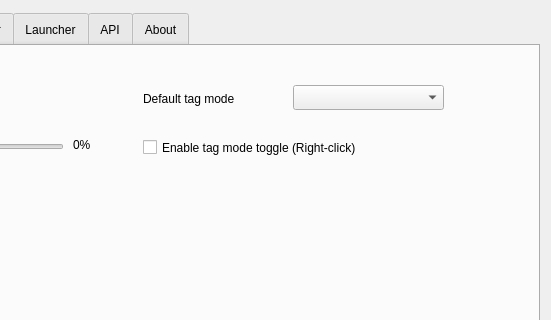
First picture: the form in ui/settingsdialog.ui, repository yani/keeperfx-launcher-qt, before the edit; both pictures show x 320 to 871 and y 0 to 320 of the 871 by 573 pixel window.
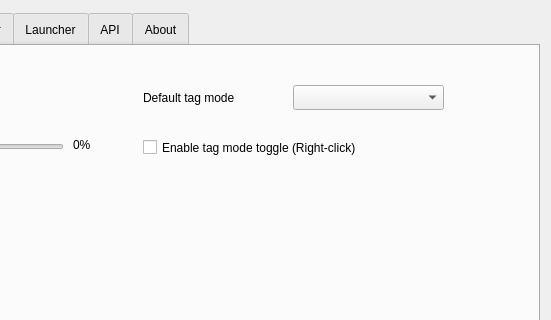
Second picture: the form after the edit. The open tabs and pages were chosen to show the change. Icons and pictures are not drawn.

Commit message: small update to settings dialog labels

What changed in the file:
```diff
--- a/ui/settingsdialog.ui
+++ b/ui/settingsdialog.ui
@@ -1275,21 +1275,24 @@
        <property name="geometry">
         <rect>
          <x>450</x>
-         <y>44</y>
+         <y>36</y>
          <width>141</width>
-         <height>17</height>
+         <height>31</height>
         </rect>
        </property>
        <property name="text">
         <string comment="Dropdown Title Label">Default tag mode</string>
        </property>
+       <property name="wordWrap">
+        <bool>true</bool>
+       </property>
       </widget>
       <widget class="QCheckBox" name="checkBoxEnableTagModeToggle">
        <property name="geometry">
         <rect>
          <x>450</x>
          <y>90</y>
-         <width>321</width>
+         <width>391</width>
          <height>23</height>
         </rect>
        </property>
```
